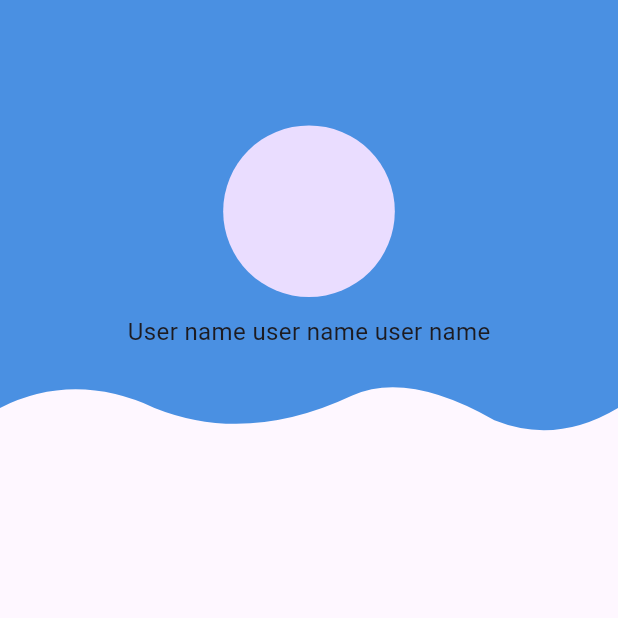
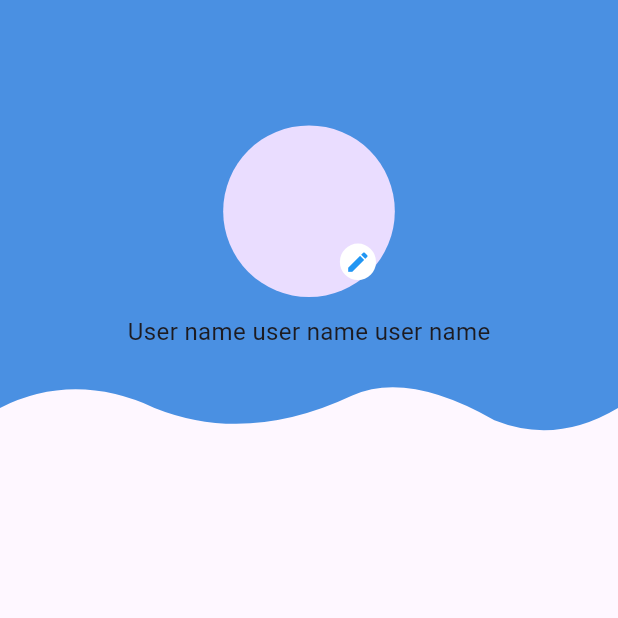
Before and after one commit to poojac-nt/chat_app, a Flutter app: the ProfileScreen screen opened by its route, on a phone screen of 412 x 824 dp, the top half of it. Run offline on Flutter 3.47's test engine with Material 3 defaults, Android fonts, the phone set to English and light mode, and no system bars; our stand-ins replace bloc, cloud_firestore, either_dart, equatable, firebase_auth, firebase_core and 6 more; accounts and stored records are empty; Roboto replaces fonts that are missing (Segeo Ui); project files that could hold a hidden picture were left out.

Commit message:
added profile photo screen and  image picker

```diff
--- a/lib/core/routes/app_router.dart
+++ b/lib/core/routes/app_router.dart
@@ -42,7 +42,9 @@ class AppRouter {
 
         final isLoggingIn = location == AppRoutes.signInScreen;
         final isSigningUp = location == AppRoutes.signUpScreen;
-        final isPublicPage = isLoggingIn || isSigningUp;
+        final isAddingProfilePhoto =
+            location == AppRoutes.addProfilePhotoScreen;
+        final isPublicPage = isLoggingIn || isSigningUp || isAddingProfilePhoto;
 
         // Guard: If Unauthenticated and trying to access private page -> Login
         if (authState is UnAuthenticated && !isPublicPage) {
--- a/lib/core/routes/routes.dart
+++ b/lib/core/routes/routes.dart
@@ -1,4 +1,5 @@
 import 'package:chat_app/domain/entity/user_model.dart';
+import 'package:chat_app/presentation/screens/auth/add_profile_photo.dart';
 import 'package:chat_app/presentation/screens/chat/chat_list_screen.dart';
 import 'package:go_router/go_router.dart';
 
@@ -41,4 +42,10 @@ List<GoRoute> routes = [
       return ChatScreen(user: user);
     },
   ),
+  GoRoute(
+    path: AppRoutes.addProfilePhotoScreen,
+    builder: (context, state) {
+      return AddProfilePhoto();
+    },
+  ),
 ];
--- a/lib/presentation/screens/auth/sign_in_screen.dart
+++ b/lib/presentation/screens/auth/sign_in_screen.dart
@@ -191,7 +191,9 @@ class _SignInScreenState extends State<SignInScreen> {
                                       ),
                                       recognizer: tapRecognizer
                                         ..onTap = () {
-                                          context.go(AppRoutes.signUpScreen);
+                                          context.go(
+                                            AppRoutes.addProfilePhotoScreen,
+                                          );
                                         },
                                     ),
                                   ],
--- a/lib/presentation/screens/chat/chat_list_screen.dart
+++ b/lib/presentation/screens/chat/chat_list_screen.dart
@@ -28,7 +28,10 @@ class _ChatListScreenState extends State<ChatListScreen> {
 
   @override
   Widget build(BuildContext context) {
-    return Scaffold(
+    return SafeArea(
+      top: false,
+      bottom: true,
+      child: Scaffold(
         backgroundColor: Colors.white,
         appBar: AppBar(
           title: Text('All Chats'),
@@ -104,6 +107,7 @@ class _ChatListScreenState extends State<ChatListScreen> {
             return SizedBox.shrink();
           },
         ),
+      ),
     );
   }
 }
--- a/lib/presentation/screens/profile/profile_screen.dart
+++ b/lib/presentation/screens/profile/profile_screen.dart
@@ -1,10 +1,14 @@
+import 'package:chat_app/presentation/blocs/user/user_state.dart';
 import 'package:flutter/material.dart';
 import 'package:flutter_bloc/flutter_bloc.dart';
 import 'package:flutter_screenutil/flutter_screenutil.dart';
+import 'package:go_router/go_router.dart';
 
 import '../../../core/paint/wave_painter.dart';
+import '../../../utils/app_constants.dart';
 import '../../blocs/auth/auth_bloc.dart';
 import '../../blocs/auth/auth_event.dart';
+import '../../blocs/user/user_bloc.dart';
 
 class ProfileScreen extends StatefulWidget {
   const ProfileScreen({super.key});
@@ -17,7 +21,19 @@ class _ProfileScreenState extends State<ProfileScreen> {
   @override
   Widget build(BuildContext context) {
     return Scaffold(
-      body: Stack(
+      body: BlocBuilder<UserBloc, UserState>(
+        builder: (context, state) {
+          if (state is UserFetching) {
+            return const Center(child: CircularProgressIndicator());
+          } else if (state is UserFetched) {
+            return PopScope(
+              onPopInvokedWithResult: (didPop, result) {
+                context.go(AppRoutes.chatListScreen);
+              },
+              child: SafeArea(
+                bottom: true,
+                top: false,
+                child: Stack(
                   children: [
                     CustomPaint(size: Size.infinite, painter: WavePainter()),
                     Padding(
@@ -25,9 +41,29 @@ class _ProfileScreenState extends State<ProfileScreen> {
                       child: Align(
                         child: Column(
                           children: [
-                  CircleAvatar(
-                    backgroundColor: Colors.yellowAccent[50],
-                    radius: 50.r,
+                            Stack(
+                              children: [
+                                CircleAvatar(radius: 50.r),
+                                Positioned(
+                                  top: 66.h,
+                                  left: 68.w,
+                                  child: Container(
+                                    padding: EdgeInsets.symmetric(
+                                      horizontal: 3.w,
+                                      vertical: 3.h,
+                                    ),
+                                    decoration: BoxDecoration(
+                                      color: Colors.white,
+                                      borderRadius: BorderRadius.circular(50.r),
+                                    ),
+                                    child: Icon(
+                                      Icons.edit,
+                                      color: Colors.blue,
+                                      size: 15.sp,
+                                    ),
+                                  ),
+                                ),
+                              ],
                             ),
                             SizedBox(height: 10.h),
                             Text(
@@ -49,6 +85,15 @@ class _ProfileScreenState extends State<ProfileScreen> {
                     ),
                   ],
                 ),
+              ),
+            );
+          } else if (state is UserFetchFailed) {
+            return Center(child: Text(state.failure.message));
+          } else {
+            return SizedBox.shrink();
+          }
+        },
+      ),
     );
   }
 }
--- a/lib/utils/app_constants.dart
+++ b/lib/utils/app_constants.dart
@@ -31,6 +31,7 @@ abstract class AppRoutes {
   static const String splashScreen = '/splashScreen';
   static const String chatListScreen = '/chatListScreen';
   static const String chatScreen = '/chatScreen';
+  static const String addProfilePhotoScreen = '/addProfilePhotoScreen';
 }
 
 abstract class AppTexts {
--- a/lib/utils/validator.dart
+++ b/lib/utils/validator.dart
@@ -21,4 +21,10 @@ class Validator {
       return null;
     }
   }
+
+  static String? validateName(String? name) {
+    if (name == null || name.trim().isEmpty) {
+      return 'Name is required';
+    }
+  }
 }
--- a/pubspec.yaml
+++ b/pubspec.yaml
@@ -48,6 +48,7 @@ dependencies:
   json_annotation: ^4.9.0
   firebase_messaging: ^16.1.0
   cloud_firestore: ^6.1.1
+  image_picker: ^1.2.1
 
 
 dev_dependencies:
@@ -75,9 +76,8 @@ flutter:
   uses-material-design: true
 
   # To add assets to your application, add an assets section, like this:
-  # assets:
-  #   - images/a_dot_burr.jpeg
-  #   - images/a_dot_ham.jpeg
+  assets:
+     - assets/images/
 
   # An image asset can refer to one or more resolution-specific "variants", see
   # https://flutter.dev/to/resolution-aware-images
```
Also changed, not shown: lib/presentation/screens/auth/add_profile_photo.dart (added, +156 -0 lines), lib/presentation/screens/auth/sign_up_screen.dart (+2 -7 lines), lib/presentation/screens/chat/chat_screen.dart (+8 -2 lines), lib/presentation/screens/widgets/custom_button.dart (+14 -3 lines), pubspec.lock. Lines whose indentation alone changed are shown as unchanged.
